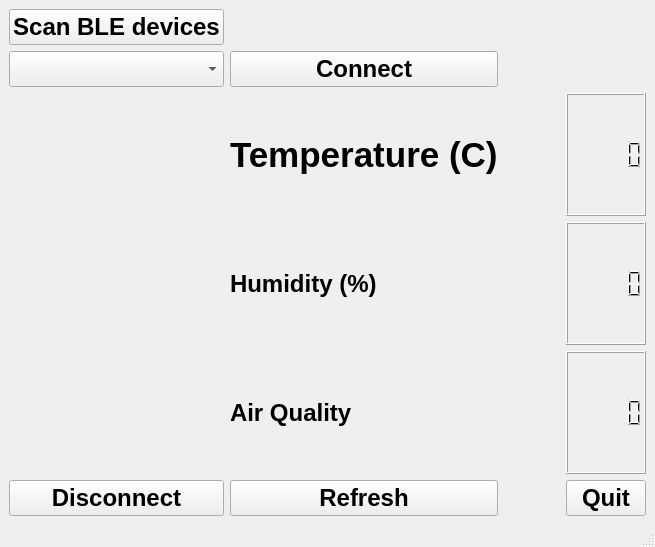
First picture: the form in SpringDemo/demoGUI.ui, repository cesardaniel92/SmartHomeSystem, before the edit.
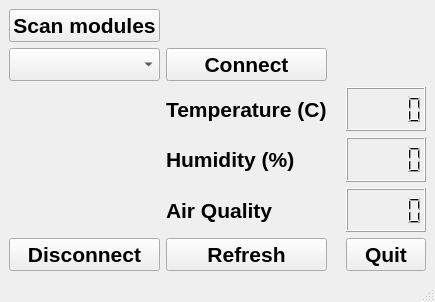
Second picture: the form after the edit.

Commit message: larger/Bold text test

```diff
--- a/SpringDemo/demoGUI.ui
+++ b/SpringDemo/demoGUI.ui
@@ -6,8 +6,8 @@
    <rect>
     <x>0</x>
     <y>0</y>
-    <width>655</width>
-    <height>547</height>
+    <width>435</width>
+    <height>302</height>
    </rect>
   </property>
   <property name="windowTitle">
@@ -15,31 +15,17 @@
   </property>
   <widget class="QWidget" name="centralwidget">
    <layout class="QGridLayout" name="gridLayout">
-    <item row="4" column="1">
-     <widget class="QLabel" name="airQualityLabel">
+    <item row="3" column="1">
+     <widget class="QLabel" name="humidityLabel">
       <property name="font">
        <font>
-        <pointsize>18</pointsize>
+        <pointsize>16</pointsize>
         <weight>75</weight>
         <bold>true</bold>
        </font>
       </property>
       <property name="text">
-       <string>Air Quality</string>
-      </property>
-     </widget>
-    </item>
-    <item row="0" column="0">
-     <widget class="QPushButton" name="scanButton">
-      <property name="font">
-       <font>
-        <pointsize>18</pointsize>
-        <weight>75</weight>
-        <bold>true</bold>
-       </font>
-      </property>
-      <property name="text">
-       <string>Scan BLE devices</string>
+       <string>Humidity (%)</string>
       </property>
      </widget>
     </item>
@@ -47,7 +33,7 @@
      <widget class="QPushButton" name="disconnectButton">
       <property name="font">
        <font>
-        <pointsize>18</pointsize>
+        <pointsize>16</pointsize>
         <weight>75</weight>
         <bold>true</bold>
        </font>
@@ -61,29 +47,18 @@
      <widget class="QLCDNumber" name="humidityLCD">
       <property name="font">
        <font>
-        <pointsize>18</pointsize>
+        <pointsize>16</pointsize>
         <weight>75</weight>
         <bold>true</bold>
        </font>
       </property>
      </widget>
     </item>
-    <item row="2" column="3">
-     <widget class="QLCDNumber" name="tempLCD">
+    <item row="1" column="0">
+     <widget class="QComboBox" name="devicesBox">
       <property name="font">
        <font>
-        <pointsize>18</pointsize>
-        <weight>75</weight>
-        <bold>true</bold>
-       </font>
-      </property>
-     </widget>
-    </item>
-    <item row="4" column="3">
-     <widget class="QLCDNumber" name="airqualityLCD">
-      <property name="font">
-       <font>
-        <pointsize>18</pointsize>
+        <pointsize>16</pointsize>
         <weight>75</weight>
         <bold>true</bold>
        </font>
@@ -92,9 +67,15 @@
     </item>
     <item row="2" column="1">
      <widget class="QLabel" name="tempLabel">
+      <property name="baseSize">
+       <size>
+        <width>400</width>
+        <height>300</height>
+       </size>
+      </property>
       <property name="font">
        <font>
-        <pointsize>26</pointsize>
+        <pointsize>16</pointsize>
         <weight>75</weight>
         <bold>true</bold>
        </font>
@@ -104,25 +85,25 @@
       </property>
      </widget>
     </item>
-    <item row="3" column="1">
-     <widget class="QLabel" name="humidityLabel">
+    <item row="4" column="1">
+     <widget class="QLabel" name="airQualityLabel">
       <property name="font">
        <font>
-        <pointsize>18</pointsize>
+        <pointsize>16</pointsize>
         <weight>75</weight>
         <bold>true</bold>
        </font>
       </property>
       <property name="text">
-       <string>Humidity (%)</string>
+       <string>Air Quality</string>
       </property>
      </widget>
     </item>
-    <item row="1" column="0">
-     <widget class="QComboBox" name="devicesBox">
+    <item row="4" column="3">
+     <widget class="QLCDNumber" name="airqualityLCD">
       <property name="font">
        <font>
-        <pointsize>18</pointsize>
+        <pointsize>16</pointsize>
         <weight>75</weight>
         <bold>true</bold>
        </font>
@@ -133,7 +114,7 @@
      <widget class="QPushButton" name="connectButton">
       <property name="font">
        <font>
-        <pointsize>18</pointsize>
+        <pointsize>16</pointsize>
         <weight>75</weight>
         <bold>true</bold>
        </font>
@@ -143,25 +124,11 @@
       </property>
      </widget>
     </item>
-    <item row="0" column="2" colspan="2">
-     <widget class="QLabel" name="infoText">
-      <property name="font">
-       <font>
-        <pointsize>18</pointsize>
-        <weight>75</weight>
-        <bold>true</bold>
-       </font>
-      </property>
-      <property name="text">
-       <string/>
-      </property>
-     </widget>
-    </item>
     <item row="5" column="1">
      <widget class="QPushButton" name="refreshButton">
       <property name="font">
        <font>
-        <pointsize>18</pointsize>
+        <pointsize>16</pointsize>
         <weight>75</weight>
         <bold>true</bold>
        </font>
@@ -175,7 +142,7 @@
      <widget class="QPushButton" name="quitButton">
       <property name="font">
        <font>
-        <pointsize>18</pointsize>
+        <pointsize>16</pointsize>
         <weight>75</weight>
         <bold>true</bold>
        </font>
@@ -185,6 +152,45 @@
       </property>
      </widget>
     </item>
+    <item row="0" column="0">
+     <widget class="QPushButton" name="scanButton">
+      <property name="font">
+       <font>
+        <pointsize>16</pointsize>
+        <weight>75</weight>
+        <bold>true</bold>
+       </font>
+      </property>
+      <property name="text">
+       <string>Scan modules</string>
+      </property>
+     </widget>
+    </item>
+    <item row="2" column="3">
+     <widget class="QLCDNumber" name="tempLCD">
+      <property name="font">
+       <font>
+        <pointsize>16</pointsize>
+        <weight>75</weight>
+        <bold>true</bold>
+       </font>
+      </property>
+     </widget>
+    </item>
+    <item row="0" column="1" colspan="3">
+     <widget class="QLabel" name="infoText">
+      <property name="font">
+       <font>
+        <pointsize>16</pointsize>
+        <weight>75</weight>
+        <bold>true</bold>
+       </font>
+      </property>
+      <property name="text">
+       <string/>
+      </property>
+     </widget>
+    </item>
    </layout>
   </widget>
   <widget class="QMenuBar" name="menubar">
@@ -192,7 +198,7 @@
     <rect>
      <x>0</x>
      <y>0</y>
-     <width>655</width>
+     <width>435</width>
      <height>25</height>
     </rect>
    </property>
```
The commit also changes 2 other files.
